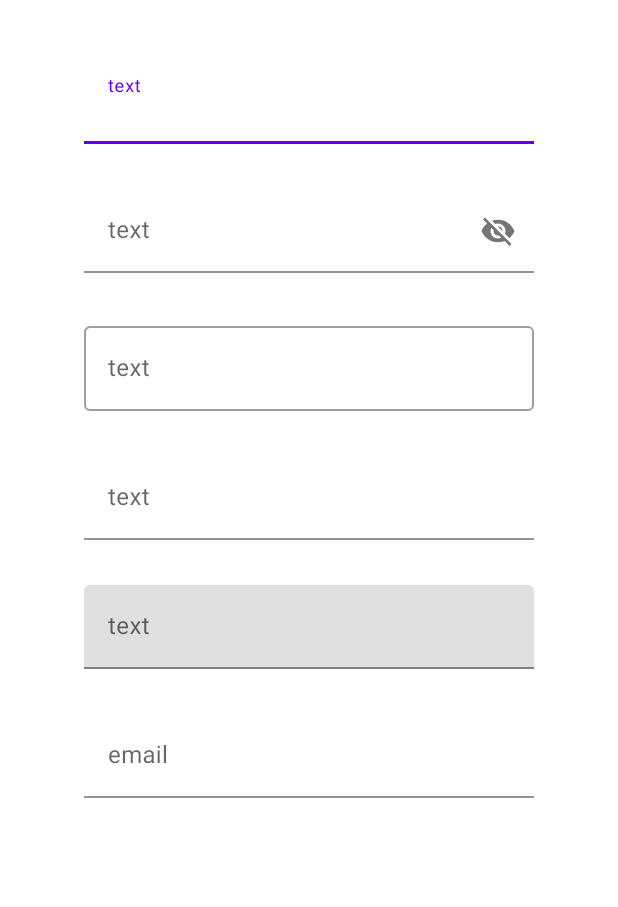
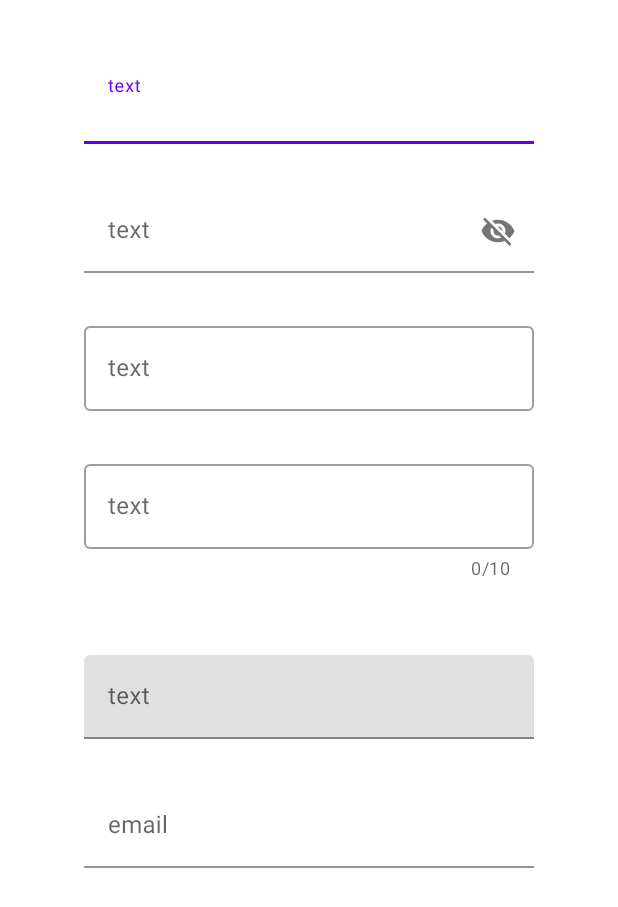
Before and after one commit to DSM-Android-Study/DSM-Android-Study, an Android app: the screen it shows after launch (MainActivity), on a phone screen of 412 x 824 dp. Shown: the top 907 px of the screen. Run offline under Robolectric (Android 15) with nearby library versions, the phone set to English and light mode, and no system bars.

Commit message:
Update CountingText

```diff
--- a/2022.03.10/김준호/TextInputLayout/app/src/main/res/layout/activity_main.xml
+++ b/2022.03.10/김준호/TextInputLayout/app/src/main/res/layout/activity_main.xml
@@ -61,6 +61,8 @@
         android:layout_height="wrap_content"
         android:layout_marginTop="30dp"
         app:counterMaxLength="10"
+        app:counterEnabled="true"
+        style="@style/Widget.MaterialComponents.TextInputLayout.OutlinedBox"
         app:layout_constraintEnd_toEndOf="parent"
         app:layout_constraintStart_toStartOf="parent"
         app:layout_constraintTop_toBottomOf="@+id/textInputLayout5">
@@ -68,16 +70,16 @@
         <com.google.android.material.textfield.TextInputEditText
             android:layout_width="match_parent"
             android:layout_height="wrap_content"
-            android:background="#00ff0000"
-            android:hint="text" />
-        <!--android:maxLength="10"-->
+            android:hint="text"
+            android:inputType="text"
+            android:maxLength="10"/>
     </com.google.android.material.textfield.TextInputLayout>
 
     <com.google.android.material.textfield.TextInputLayout
         android:id="@+id/textInputLayout7"
         android:layout_width="300dp"
         android:layout_height="wrap_content"
-        android:layout_marginTop="30dp"
+        android:layout_marginTop="50dp"
         app:layout_constraintEnd_toEndOf="parent"
         app:layout_constraintStart_toStartOf="parent"
         app:layout_constraintTop_toBottomOf="@+id/textInputLayout6">
```
